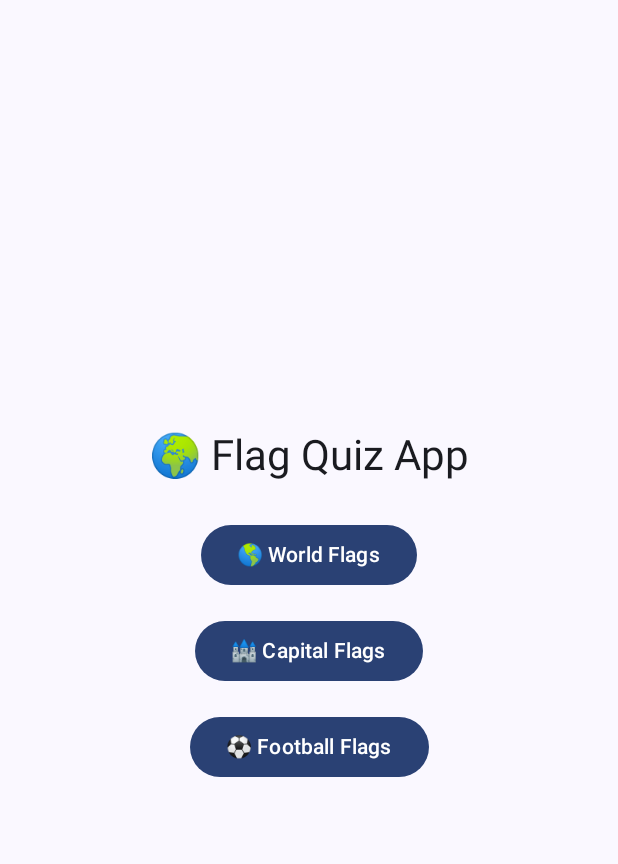
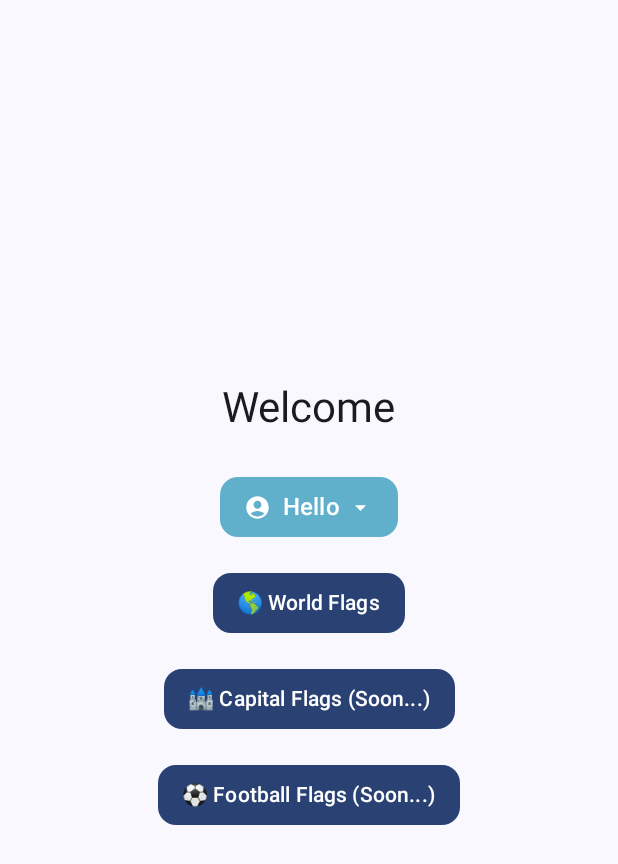
Before and after one commit to cdmngz/FlagQuizApp, an Android app built with Jetpack Compose: the screen it shows after launch (MainActivity), on a phone screen of 412 x 824 dp. Shown: the top 864 px of the screen. Run offline under Robolectric (Android 15) with nearby library versions, the phone set to English and light mode, and no system bars.

Commit message:
style(home): improve buttons

```diff
--- a/app/src/main/java/com/example/flagquizapp/ui/screens/HomeScreen.kt
+++ b/app/src/main/java/com/example/flagquizapp/ui/screens/HomeScreen.kt
@@ -1,11 +1,18 @@
 package com.example.flagquizapp.ui.screens
 
 import androidx.compose.foundation.layout.*
+import androidx.compose.foundation.shape.RoundedCornerShape
+import androidx.compose.material.icons.Icons
+import androidx.compose.material.icons.filled.ArrowDropDown
+import androidx.compose.material.icons.filled.AccountCircle
 import androidx.compose.material3.*
 import androidx.compose.runtime.Composable
 import androidx.compose.ui.Alignment
 import androidx.compose.ui.Modifier
+import androidx.compose.ui.graphics.Color
+import androidx.compose.ui.text.font.FontWeight
 import androidx.compose.ui.unit.dp
+import androidx.compose.ui.unit.sp
 
 @Composable
 fun HomeScreen(
@@ -19,21 +26,48 @@ fun HomeScreen(
         verticalArrangement = Arrangement.Center,
         horizontalAlignment = Alignment.CenterHorizontally
     ) {
-        Text("🌍 Flag Quiz App", style = MaterialTheme.typography.headlineMedium)
+        Text("Welcome", style = MaterialTheme.typography.headlineMedium)
         Spacer(Modifier.height(24.dp))
 
-        Button(onClick = onPlayWorldQuiz) {
+        Button(
+            onClick = {},
+            shape = RoundedCornerShape(12.dp),
+            colors = ButtonDefaults.buttonColors(containerColor = Color(0xFF60AFCB)),
+            contentPadding = PaddingValues(horizontal = 16.dp, vertical = 10.dp)
+        ) {
+            Icon(Icons.Default.AccountCircle, contentDescription = null, modifier = Modifier.size(18.dp))
+            Spacer(Modifier.width(8.dp))
+            Text("Hello", fontWeight = FontWeight.Medium, fontSize = 16.sp)
+            Spacer(Modifier.width(4.dp))
+            Icon(Icons.Default.ArrowDropDown, contentDescription = null, modifier = Modifier.size(18.dp))
+        }
+
+        Spacer(Modifier.height(16.dp))
+
+        Button(
+            onClick = onPlayWorldQuiz,
+            shape = RoundedCornerShape(12.dp),
+            contentPadding = PaddingValues(horizontal = 16.dp, vertical = 10.dp)
+        ) {
             Text("🌎 World Flags")
         }
         Spacer(Modifier.height(16.dp))
 
-        Button(onClick = onPlayCapitalQuiz) {
-            Text("🏰 Capital Flags")
+        Button(
+            onClick = onPlayCapitalQuiz,
+            shape = RoundedCornerShape(12.dp),
+            contentPadding = PaddingValues(horizontal = 16.dp, vertical = 10.dp)
+        ) {
+            Text("🏰 Capital Flags (Soon...)")
         }
         Spacer(Modifier.height(16.dp))
 
-        Button(onClick = onPlayFootballQuiz) {
-            Text("⚽️ Football Flags")
+        Button(
+            onClick = onPlayFootballQuiz,
+            shape = RoundedCornerShape(12.dp),
+            contentPadding = PaddingValues(horizontal = 16.dp, vertical = 10.dp)
+        ) {
+            Text("⚽️ Football Flags (Soon...)")
         }
         Spacer(Modifier.height(16.dp))
     }
```
